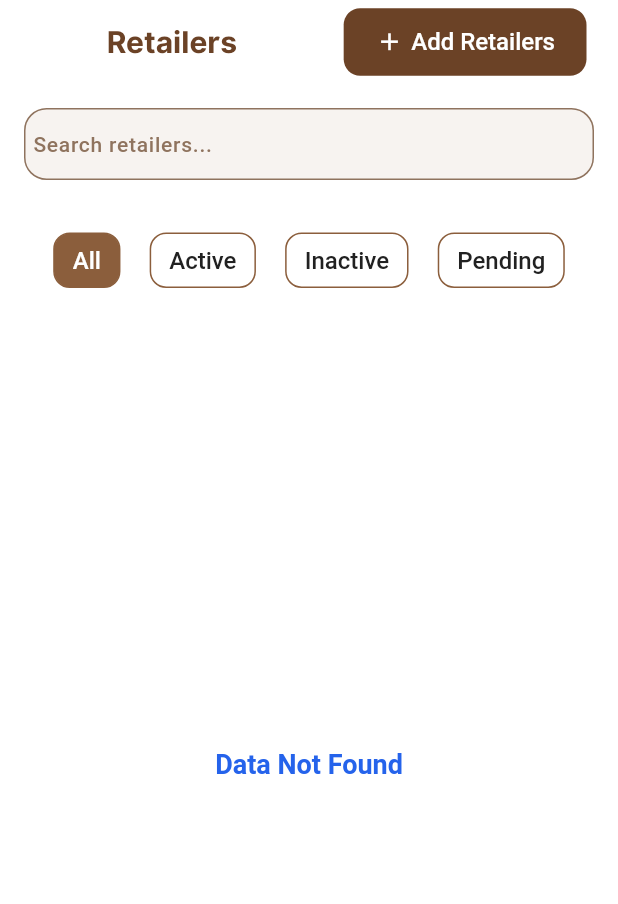
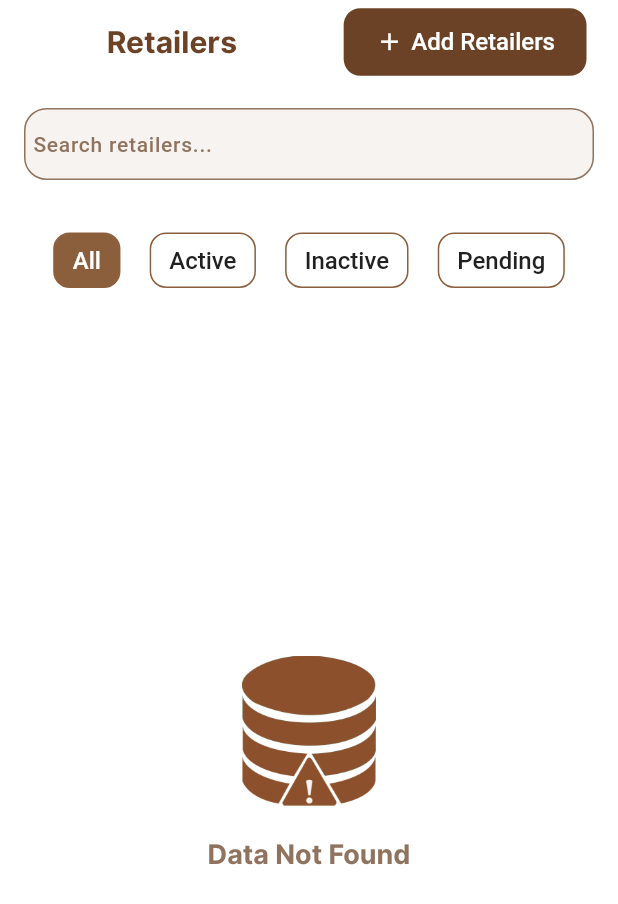
Before and after one commit to vikassharma-jigro/BakeryFlutter, a Flutter app: the RetailersScreen screen opened directly, after a tap on "OK", on a phone screen of 412 x 824 dp. Shown: the top 904 px of the screen. Run offline on Flutter 3.47's test engine with Material 3 defaults, Android fonts, the phone set to English and light mode, and no system bars; our stand-ins replace cached_network_image, connectivity_plus, dio, dotted_border, fl_chart, flutter_screenutil and 7 more; accounts and stored records are empty; Roboto replaces fonts that are missing (Inter-Regular).

Commit message:
complete backery code

```diff
--- a/lib/api_services/api_config.dart
+++ b/lib/api_services/api_config.dart
@@ -3,6 +3,8 @@ const String ImagePath = '';
 const String BASE_URL = IP + 'api/';
 
 // APIs url users
+
+
 const String wholesalerLoginUrl = 'employee-auth/login';
 const String wholesalerRetailerAddUrl = 'employee-auth/register';
 const String retailerAddListUrl = 'employee-auth/get-all';
--- a/lib/getx_controller/auth_controller.dart
+++ b/lib/getx_controller/auth_controller.dart
@@ -157,6 +157,7 @@ class AuthController extends GetxController {
   var limit = 10;
   var isLoadingPage = false.obs;
   var hasMore = true.obs;
+  var isFirstPageLoaded = false.obs;
 
   Future<RetailerListModel> getRetailerListApi({
     required BuildContext context,
@@ -166,13 +167,20 @@ class AuthController extends GetxController {
     bool isSearch = false,
   }) async {
 
-    /// 🔍 SEARCH START
-    if (isSearch) {
+    /// 🔄 STATUS / SEARCH RESET
+    if (!isLoadMore || isSearch) {
       page.value = 1;
       hasMore.value = true;
+      isFirstPageLoaded.value = false;
+      retailerListModel.value.data?.clear();
     }
 
-    if (isLoadingPage.value || (!hasMore.value && isLoadMore)) {
+    /// 🚫 Page-1 poora load hone se pehle pagination block
+    if (isLoadMore && !isFirstPageLoaded.value) {
+      return retailerListModel.value;
+    }
+
+    if (isLoadingPage.value || !hasMore.value) {
       return retailerListModel.value;
     }
 
@@ -188,37 +196,28 @@ class AuthController extends GetxController {
     var response = await ApiBaseHelper().getApiCall(context, url);
     RetailerListModel modal = RetailerListModel.fromJson(response);
 
-    /// 🔹 LOAD MORE
-    if (isLoadMore) {
+    if (modal.data != null && modal.data!.isNotEmpty) {
 
-      if (modal.data != null && modal.data!.isNotEmpty) {
-        retailerListModel.value.data!.addAll(modal.data!);
-        page.value++;
-      } else {
-        hasMore.value = false;
+      retailerListModel.value.data ??= [];
+      retailerListModel.value.data!.addAll(modal.data!);
+
+      page.value++;
+      hasMore.value = modal.data!.length == limit;
+
+      /// ✅ Page-1 fully handled
+      if (page.value > 1) {
+        isFirstPageLoaded.value = true;
       }
 
-    }
-
-    /// 🔹 FIRST PAGE (normal / search)
-    else {
-
-      if (modal.data != null && modal.data!.isNotEmpty) {
-        retailerListModel.value = modal;
-        page.value = 2;
-        hasMore.value = modal.data!.length == limit;
-      } else {
-        /// ❗ SEARCH + NO DATA
-        if (isSearch) {
-          retailerListModel.value.data?.clear(); // ❌ old data remove
-        }
-        hasMore.value = false;
-      }
+    } else {
+      hasMore.value = false;
+      isFirstPageLoaded.value = true;
     }
 
     isLoadingPage.value = false;
     return retailerListModel.value;
   }
+
 
 
   var profileData = ProfileData().obs;
--- a/lib/getx_controller/product_controller.dart
+++ b/lib/getx_controller/product_controller.dart
@@ -136,8 +136,9 @@ class ProductsController extends GetxController {
   }
 
   var wholesalerOrderData = RetailerOrderModel().obs;
-  Future<RetailerOrderModel>getWholesalerOrderApi({BuildContext? context}) async {
-    var response = await ApiBaseHelper().getApiCall(context!,wholesalerOrderListUrl);
+  Future<RetailerOrderModel>getWholesalerOrderApi({BuildContext? context,var status}) async {
+    final url = "$wholesalerOrderListUrl?status=$status";
+    var response = await ApiBaseHelper().getApiCall(context!,url);
     RetailerOrderModel modal = RetailerOrderModel.fromJson(response);
     wholesalerOrderData.value = modal;
     return modal;
--- a/lib/wholeSaler/accountsScreen/my_product_screen.dart
+++ b/lib/wholeSaler/accountsScreen/my_product_screen.dart
@@ -126,10 +126,10 @@ class _MyProductScreenState extends State<MyProductScreen> {
                           crossAxisAlignment: CrossAxisAlignment.start,
                           children: [
                             ClipRRect(
-                                borderRadius: BorderRadius.only(topLeft: Radius.circular(15),topRight: Radius.circular(15)),
+                                borderRadius: BorderRadius.circular(15),
                                 child: CachedNetworkImage(
                                   imageUrl: "$IP${productData?.img??""}",
-                                  fit: BoxFit.cover,
+                                  fit: BoxFit.contain,height: 80,
                                   placeholder: (context, url) => CircularProgressIndicator(),
                                   errorWidget: (context, url, error) => Image.asset(AppImages.multigrainbread,height: 60,),
                                 )),
--- a/lib/wholeSaler/breadCatalog.dart
+++ b/lib/wholeSaler/breadCatalog.dart
@@ -157,7 +157,7 @@ class _BreadcatalogState extends State<Breadcatalog> {
                     itemCount: productsController.productWholesalerList.value.data?.length??0,
                     gridDelegate: SliverGridDelegateWithFixedCrossAxisCount(
                       crossAxisCount: 2,
-                      childAspectRatio: 0.57,
+                      childAspectRatio: 0.64,
                       crossAxisSpacing: 10,
                       mainAxisSpacing: 12,
                     ),
--- a/lib/wholeSaler/retailersScreens/retailersScreen.dart
+++ b/lib/wholeSaler/retailersScreens/retailersScreen.dart
@@ -1,4 +1,5 @@
 import 'package:bakerybrown/app_utils/app_colors.dart';
+import 'package:bakerybrown/app_utils/app_images.dart';
 import 'package:bakerybrown/app_utils/font_family.dart';
 import 'package:bakerybrown/app_utils/text_widget.dart';
 import 'package:bakerybrown/wholeSaler/retailersScreens/addRetailerScreen.dart';
@@ -46,17 +47,20 @@ class _RetailersScreenState extends State<RetailersScreen> {
     /// First API Call
 
     _scrollController.addListener(() {
-      if (_scrollController.position.pixels ==
-          _scrollController.position.maxScrollExtent &&
+      if (_scrollController.position.pixels >=
+          _scrollController.position.maxScrollExtent) {
+
+        if (!authController.isLoadingPage.value &&
             authController.hasMore.value &&
-          !authController.isLoadingPage.value) {
+            authController.isFirstPageLoaded.value) {
 
           authController.getRetailerListApi(
             context: context,
             status: getStatus(),
             search: _searchController.text,
-          //isLoadMore: true,
+            isLoadMore: true,
           );
+        }
       }
     });
     /// Pagination Listener
@@ -192,14 +196,22 @@ class _RetailersScreenState extends State<RetailersScreen> {
               child: Obx(() {
                 final list =
                     authController.retailerListModel.value.data ?? [];
-
                 if (list.isEmpty && !authController.isLoading.value) {
                   return Center(
-                    child: text(
+                    child: Column(
+                      crossAxisAlignment: CrossAxisAlignment.center,
+                      mainAxisAlignment: MainAxisAlignment.center,
+                      children: [
+                        Image.asset(AppImages.dataNotFoundIcon,height: 100,),
+                        SizedBox(height: 20,),
+                        text(
                           "Data Not Found",
-                      textColor: blueColor,
+                          textColor: brownColor,
                           fontSize: 18,
+                          fontFamily: FontFamily.interBold,
                           fontWeight: FontWeight.w600,
+                        ),
+                      ],
                     ),
                   );
                 }
```
Also changed, not shown: lib/cart_view/order_list_screen.dart (+4 -4 lines), lib/cart_view/product_list_screen.dart (+8 -5 lines), lib/wholeSaler/orderScreens/orderScreen.dart (+15 -4 lines), lib/wholeSaler/orderScreens/retailersOrderScreen.dart (+16 -1 lines), lib/widgets/wholeSalerBreadCatalog.dart (+9 -5 lines), 1 other file. Lines whose indentation alone changed are shown as unchanged.
